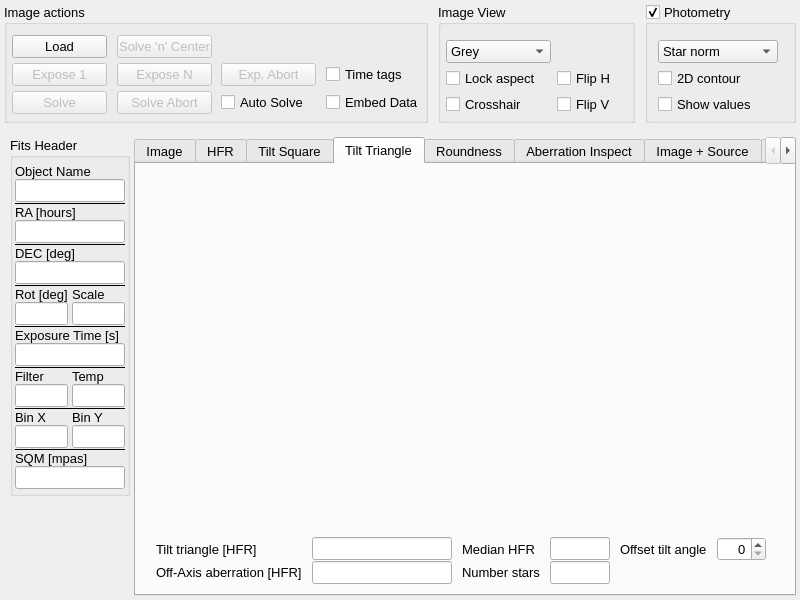
Qt form mw4/gui/widgets/image.ui (mworion/MountWizzard4) before a commit.
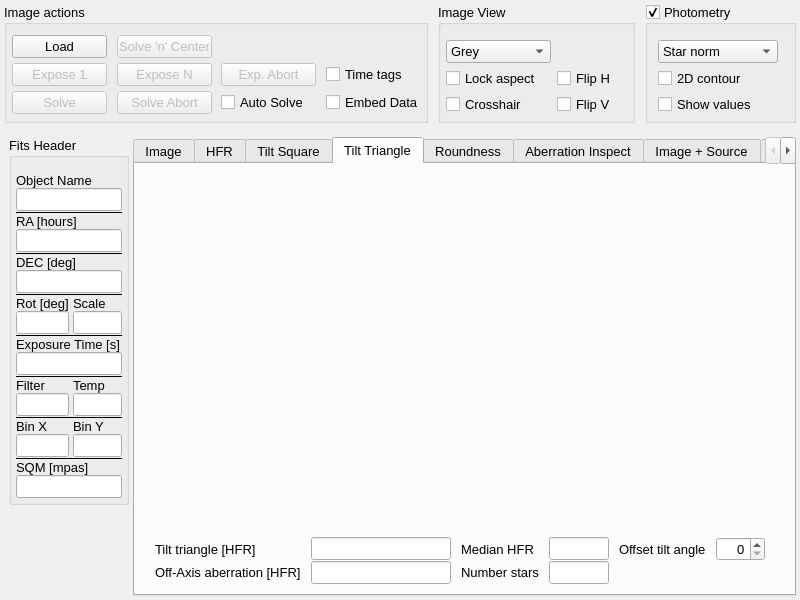
The same form after that commit. The open tabs and pages were chosen to show the change. Custom widgets are drawn as their Qt base class.

Diff of the .ui file:
```diff
--- a/mw4/gui/widgets/image.ui
+++ b/mw4/gui/widgets/image.ui
@@ -499,7 +499,7 @@
    <item>
     <layout class="QGridLayout" name="gridLayout_2" rowstretch="0,0,0,0">
      <property name="leftMargin">
-      <number>6</number>
+      <number>5</number>
      </property>
      <property name="topMargin">
       <number>0</number>
@@ -513,7 +513,7 @@
      <property name="spacing">
       <number>4</number>
      </property>
-     <item row="1" column="0">
+     <item row="1" column="0" rowspan="2">
       <widget class="QGroupBox" name="headerGroup">
        <property name="minimumSize">
         <size>
@@ -532,13 +532,13 @@
        </property>
        <layout class="QGridLayout" name="gridLayout">
         <property name="leftMargin">
-         <number>2</number>
+         <number>4</number>
         </property>
         <property name="topMargin">
-         <number>6</number>
+         <number>15</number>
         </property>
         <property name="rightMargin">
-         <number>2</number>
+         <number>4</number>
         </property>
         <property name="bottomMargin">
          <number>4</number>
```
Left out of the diff: 5 changed lines with no effect on the pictures.
